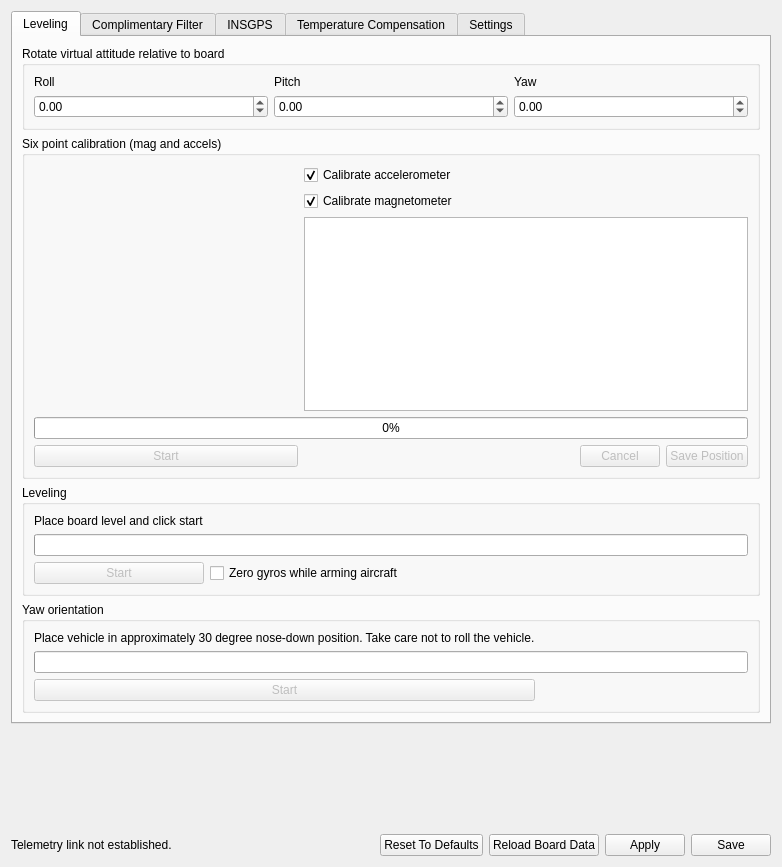
First picture: the form in ground/gcs/src/plugins/config/attitude.ui, repository TauLabs/TauLabs, before the edit.
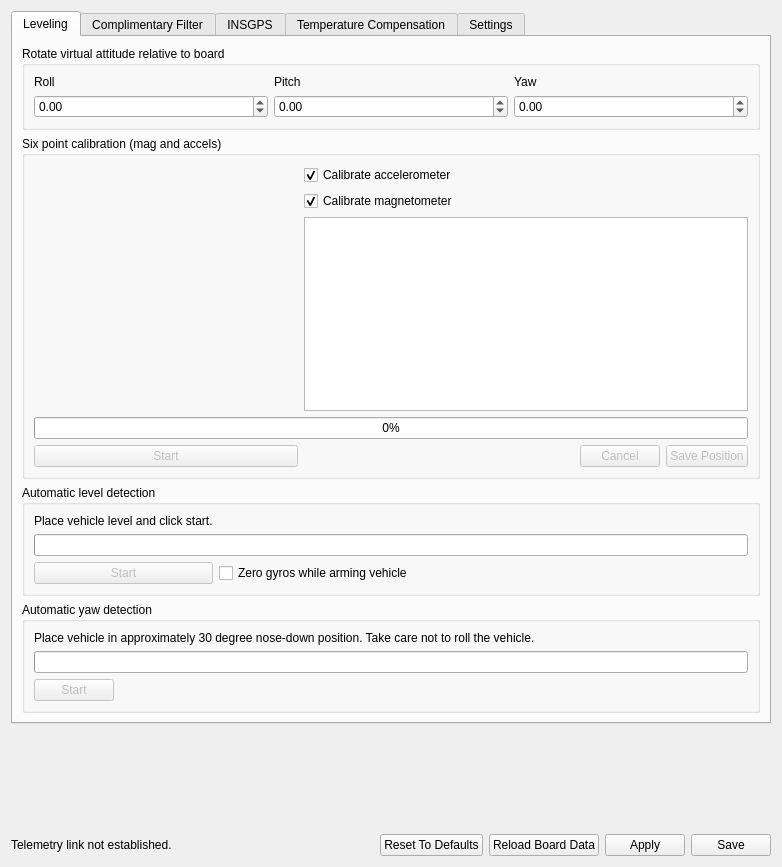
Second picture: the form after the edit. Icons and pictures are not drawn. Custom widgets are drawn as their Qt base class.

Commit message: Improved GUI layout, text, and tooltips.

The edit to the form file:
```diff
--- a/ground/gcs/src/plugins/config/attitude.ui
+++ b/ground/gcs/src/plugins/config/attitude.ui
@@ -233,7 +233,7 @@
        <item>
         <widget class="QGroupBox" name="groupBox_4">
          <property name="title">
-          <string>Leveling</string>
+          <string>Automatic level detection</string>
          </property>
          <layout class="QGridLayout" name="gridLayout_3">
           <item row="1" column="0" colspan="3">
@@ -267,7 +267,7 @@
 arming it in that case!</string>
             </property>
             <property name="text">
-             <string>Zero gyros while arming aircraft</string>
+             <string>Zero gyros while arming vehicle</string>
             </property>
             <property name="objrelation" stdset="0">
              <stringlist>
@@ -283,6 +283,9 @@
             <property name="enabled">
              <bool>false</bool>
             </property>
+            <property name="toolTip">
+             <string>Use a spirit level to make the vehicle as level as possible. In the case of airplanes, the wings should be level with respect to the ground, even if this leads to a slightly nose-up or nose-down fuselage orientation.</string>
+            </property>
             <property name="text">
              <string>Start</string>
             </property>
@@ -291,7 +294,7 @@
           <item row="0" column="0">
            <widget class="QLabel" name="label">
             <property name="text">
-             <string>Place board level and click start</string>
+             <string>Place vehicle level and click start.</string>
             </property>
            </widget>
           </item>
@@ -301,7 +304,7 @@
        <item>
         <widget class="QGroupBox" name="groupBox_5">
          <property name="title">
-          <string>Yaw orientation</string>
+          <string>Automatic yaw detection</string>
          </property>
          <layout class="QGridLayout" name="gridLayout_8">
           <item row="3" column="0">
@@ -309,6 +312,9 @@
             <property name="enabled">
              <bool>false</bool>
             </property>
+            <property name="toolTip">
+             <string>It is very important to keep the vehicle still during this test. Do your best only to pitch the vehicle forward, without adding any roll. Make sure to validate the results in the PFD before saving.</string>
+            </property>
             <property name="text">
              <string>Start</string>
             </property>
@@ -327,14 +333,14 @@
             </property>
            </spacer>
           </item>
-          <item row="1" column="0">
+          <item row="1" column="0" colspan="3">
            <widget class="QLabel" name="label_18">
             <property name="text">
              <string>Place vehicle in approximately 30 degree nose-down position. Take care not to roll the vehicle.</string>
             </property>
            </widget>
           </item>
-          <item row="2" column="0" colspan="2">
+          <item row="2" column="0" colspan="3">
            <widget class="QProgressBar" name="pb_yawCalibration">
             <property name="value">
              <number>0</number>
```
